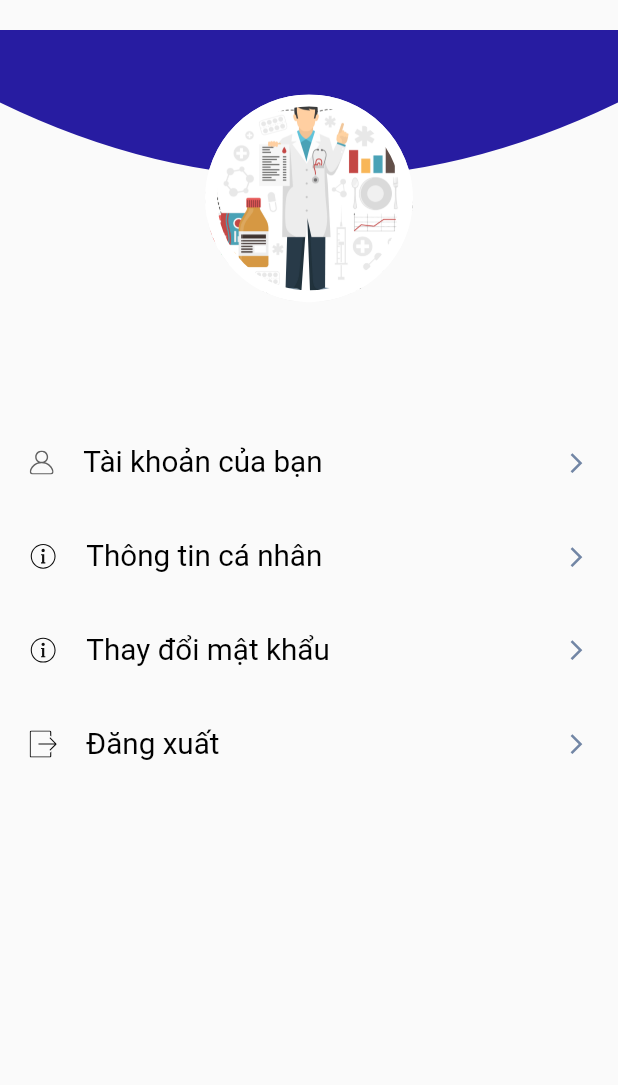
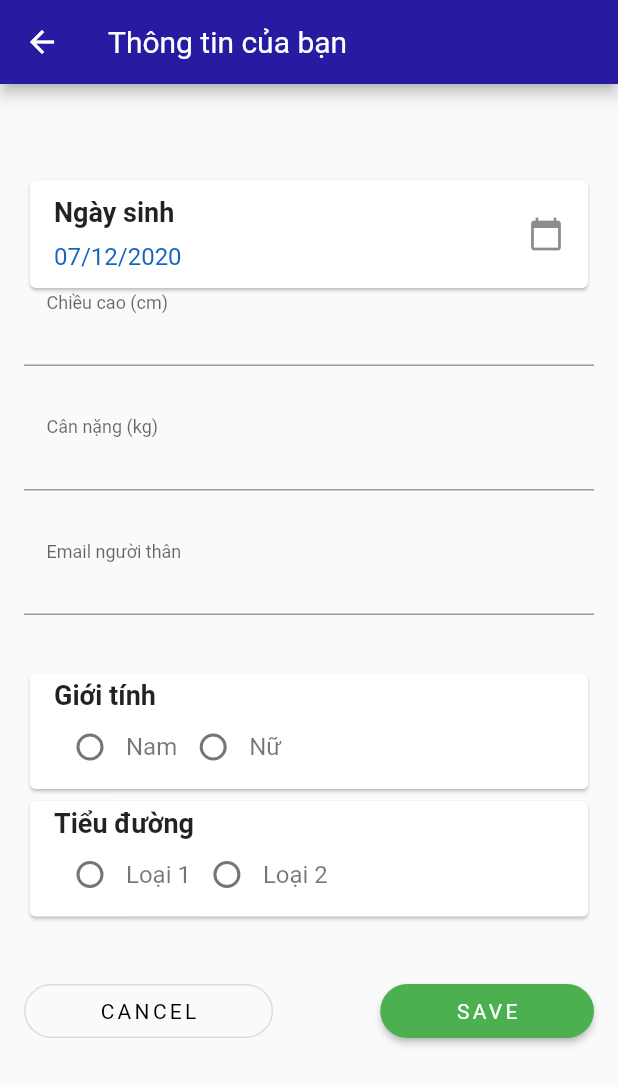
Before and after one commit to conghauto/App-Diabetes, a Flutter app: the MoreScreen screen opened by its route, after a tap on "Thông tin cá nhân", on a phone screen of 412 x 824 dp. Shown: the top 1085 px of the screen. Run offline on Flutter 3.47's test engine with Material 2 defaults, Android fonts, the phone set to English and light mode, and no system bars; our stand-ins replace charts_flutter, firebase_auth, firebase_core, firebase_storage, flutter_datetime_picker, flutter_local_notifications and 10 more; missing offline and left inert: flutter_facebook_login; accounts and stored records are empty; network calls fail; statements that could not run were skipped; project files that could hold a hidden picture were left out.

Commit message:
add update personal information

```diff
--- a/lib/models/info-user.dart
+++ b/lib/models/info-user.dart
@@ -1,12 +1,22 @@
 class InfoUserModel {
   final String id;
-  final String fullname;
-  InfoUserModel({this.id, this.fullname});
+  final DateTime birthday;
+  final String gender;
+  final String height;
+  final String weight;
+  final String typeDiabete;
+  final String emailRelative;
+  InfoUserModel({this.id, this.birthday, this.gender, this.height, this.weight, this.typeDiabete, this.emailRelative});
 
   factory InfoUserModel.fromJson(Map<String, dynamic> json) {
     return InfoUserModel(
-      id: json['id'],
-      fullname: json['fullname'].toString(),
+      id: json['id'].toString(),
+      birthday: DateTime.parse(json['birthday'].toString()),
+      gender: json['gender'].toString(),
+      height: json['height'].toString(),
+      weight: json['weight'].toString(),
+      typeDiabete: json['typeDiabete'].toString(),
+      emailRelative: json['emailRelative'].toString(),
     );
   }
 }
--- a/lib/routes.dart
+++ b/lib/routes.dart
@@ -13,6 +13,7 @@ import 'package:diabetesapp/screens/glucose/log_screens/update_weight.dart';
 import 'package:diabetesapp/screens/home/home_screen.dart';
 import 'package:diabetesapp/screens/info_personal/info_person_sreeen.dart';
 import 'package:diabetesapp/screens/more/components/update_infor_screen.dart';
+import 'package:diabetesapp/screens/more/components/update_personal_infor.dart';
 import 'package:diabetesapp/screens/plan/components/add_event.dart';
 import 'package:diabetesapp/screens/more/more_screen.dart';
 import 'package:diabetesapp/screens/plan/plan_screen.dart';
@@ -41,5 +42,6 @@ final Map<String, WidgetBuilder> routes= {
   UpdateCarbs.routeName: (context) => UpdateCarbs(),
   UpdateExercise.routeName: (context) => UpdateExercise(),
   RecipeFood.routeName: (context) => RecipeFood(),
-  SportDetail.routeName: (context) => SportDetail()
+  SportDetail.routeName: (context) => SportDetail(),
+  EditPersonalInfo.routeName: (context) => EditPersonalInfo()
 };
--- a/lib/screens/more/components/body.dart
+++ b/lib/screens/more/components/body.dart
@@ -2,6 +2,7 @@ import 'dart:convert';
 
 import 'package:diabetesapp/constants.dart';
 import 'package:diabetesapp/screens/more/components/update_infor_screen.dart';
+import 'package:diabetesapp/screens/more/components/update_personal_infor.dart';
 import 'package:diabetesapp/screens/sign_in/sign_in_screen.dart';
 import 'package:diabetesapp/user_current.dart';
 import 'package:flutter/material.dart';
@@ -79,7 +80,11 @@ class _BodyState extends State<Body> {
           MenuItem(
             iconSrc: "assets/icons/info.svg",
             title: "Thông tin cá nhân",
-            press: () {},
+            press: () async{
+              AccountModel result = await Navigator.push(context, MaterialPageRoute(
+                  builder: (context) => EditPersonalInfo()
+              ));
+            },
           ),
           MenuItem(
             iconSrc: "assets/icons/info.svg",
--- a/lib/screens/more/components/update_infor_screen.dart
+++ b/lib/screens/more/components/update_infor_screen.dart
@@ -108,7 +108,7 @@ class _EditProfilePageState extends State<EditProfilePage> {
     return Scaffold(
       appBar: AppBar(
         backgroundColor: kPrimaryColor,
-        title: Text("Thông tin của bạn"),
+        title: Text("Thông tin tài khoản"),
       ),
       body: Container(
         padding: EdgeInsets.only(left: 16, top: 25, right: 16),
@@ -304,7 +304,7 @@ class _EditProfilePageState extends State<EditProfilePage> {
         },
         decoration: InputDecoration(
             contentPadding: EdgeInsets.only(bottom: 3, left: 15),
-            labelText: "Full Name",
+            labelText: "Họ tên",
             floatingLabelBehavior: FloatingLabelBehavior.always,
             hintStyle: TextStyle(
               fontSize: 18,
@@ -341,7 +341,7 @@ class _EditProfilePageState extends State<EditProfilePage> {
         controller: _phone,
         decoration: InputDecoration(
             contentPadding: EdgeInsets.only(bottom: 3, left: 15),
-            labelText: "Phone",
+            labelText: "Số điện thoại",
             floatingLabelBehavior: FloatingLabelBehavior.always,
             hintStyle: TextStyle(
               fontSize: 18,
--- /dev/null
+++ b/lib/screens/more/components/update_personal_infor.dart
@@ -0,0 +1,461 @@
+import 'dart:convert';
+import 'dart:io';
+
+import 'package:diabetesapp/components/form_error.dart';
+import 'package:diabetesapp/models/info-user.dart';
+import 'package:diabetesapp/user_current.dart';
+import 'package:flutter/material.dart';
+import 'package:flutter_datetime_picker/flutter_datetime_picker.dart';
+import 'package:fluttertoast/fluttertoast.dart';
+import 'package:http/http.dart' as http;
+import 'package:intl/intl.dart';
+import 'package:shared_preferences/shared_preferences.dart';
+import '../../../constants.dart';
+
+class EditPersonalInfo extends StatefulWidget {
+  static String routeName = "/update_personal_info";
+  @override
+  _EditPersonalInfoState createState() => _EditPersonalInfoState();
+}
+
+class _EditPersonalInfoState extends State<EditPersonalInfo> {
+  DateTime birthday = DateTime.now();
+  int _gender;
+  TextEditingController _height;
+  TextEditingController _weight;
+  int _typeDiabete;
+  TextEditingController _emailRelative;
+  final List<String> errors = [];
+  final _formKey = GlobalKey<FormState>();
+
+  @override
+  void initState() {
+    fetchUser();
+  }
+  void setTypeDiabetes(int value) {
+    setState(() {
+      _typeDiabete = value;
+    });
+  }
+  void setValueGender(int value) {
+    setState(() {
+      _gender = value;
+    });
+  }
+  void addError({String error}){
+    if(!errors.contains(error))
+      setState(() {
+        errors.add((error));
+      });
+  }
+
+  void removeError({String error}){
+    if (errors.contains(error))
+      setState(() {
+        errors.remove(error);
+      });
+  }
+  void fetchUser() async {
+
+    String url = ip + "/api/getInfoUser.php";
+    var response = await http.post(url, body: {
+      'userID': UserCurrent.userID.toString(),
+    });
+
+    if (response.statusCode == 200) {
+      final items = json.decode(response.body).cast<Map<String, dynamic>>();
+      InfoUserModel inforAccount = InfoUserModel.fromJson(items[0]);
+      await setInfor(inforAccount);
+    } else {
+      throw Exception('Failed to load data.');
+    }
+  }
+  void setInfor(InfoUserModel inforAccount){
+    setState(() {
+      birthday = inforAccount.birthday;
+      _gender = int.tryParse(inforAccount.gender);
+      _height = TextEditingController(text: inforAccount.height);
+      _weight = TextEditingController(text: inforAccount.weight);
+      _typeDiabete = int.tryParse(inforAccount.typeDiabete);
+      _emailRelative = TextEditingController(text: inforAccount.emailRelative);
+    });
+  }
+  void updateInfor() async {
+    var url = ip + "/api/updatePersonalInfo.php";
+    final response = await http.post(url, body: {
+      "userID": UserCurrent.userID.toString(),
+      "birthday": birthday.toString(),
+      "gender": _gender.toString(),
+      "height": _height.text,
+      "weight": _weight.text,
+      "typeDiabete": _typeDiabete.toString(),
+      "emailRelative": _emailRelative.text
+    });
+
+    var data = json.decode(response.body);
+    print(data);
+    if(data != "Success"){
+      Fluttertoast.showToast(
+          msg: "Đã xáy ra lỗi",
+          toastLength: Toast.LENGTH_SHORT,
+          gravity: ToastGravity.CENTER,
+          timeInSecForIosWeb: 1,
+          backgroundColor: Colors.red,
+          textColor: Colors.white,
+          fontSize: 16.0
+      );
+    } else {
+      Fluttertoast.showToast(
+          msg: "Cập nhật thông tin thành công",
+          toastLength: Toast.LENGTH_SHORT,
+          gravity: ToastGravity.CENTER,
+          timeInSecForIosWeb: 1,
+          backgroundColor: Colors.blue[900],
+          textColor: Colors.white,
+          fontSize: 16.0
+      );
+      Navigator.pop(context);
+    }
+  }
+  @override
+  Widget build(BuildContext context) {
+    return Scaffold(
+      appBar: AppBar(
+        backgroundColor: kPrimaryColor,
+        title: Text("Thông tin của bạn"),
+      ),
+      body: Container(
+        padding: EdgeInsets.only(left: 16, top: 25, right: 16),
+        child: GestureDetector(
+          onTap: () {
+            FocusScope.of(context).unfocus();
+          },
+          child: ListView(
+            children: [
+              SizedBox(
+                height: 35,
+              ),
+              Form(key: _formKey, child: Column(
+                children: [
+                  Card(
+                    child: ListTile(
+                      title: Text("Ngày sinh",
+                        style: new TextStyle(
+                          fontWeight: FontWeight.bold,
+                          fontSize: 18.0,
+                        ),
+                      ),
+                      subtitle: Padding(
+                        padding: const EdgeInsets.only(top:10.0),
+                        child: Text(
+                            DateFormat("dd/MM/yyyy").format(birthday),
+                            style: TextStyle(color: Colors.blue[800],
+                                fontFamily: 'Roboto',
+                                fontSize: 16)
+                        ),
+                      ),
+                      trailing: Icon(Icons.calendar_today),
+                      onTap: ()async{
+                        await DatePicker.showDatePicker(context,
+                            showTitleActions: true,
+                            minTime: DateTime(1950,1,1),
+                            maxTime: DateTime(2050,1,1),
+                            locale: LocaleType.vi,
+                            currentTime: birthday,
+                            onChanged: (date){
+
+                            },
+                            onConfirm: (date) {
+                              if (date.isAfter(DateTime.now())){
+                                Fluttertoast.showToast(
+                                    msg: "Ngày không hợp lệ",
+                                    toastLength: Toast.LENGTH_SHORT,
+                                    gravity: ToastGravity.CENTER,
+                                    timeInSecForIosWeb: 1,
+                                    backgroundColor: Colors.red,
+                                    textColor: Colors.white,
+                                    fontSize: 16.0
+                                );
+                              } else {
+                                setState(() {
+                                  birthday = date;
+                                });
+                              }
+                            }
+                        );
+                      },
+                    ),
+                  ),
+                  buildHeightFormField(),
+                  buildWeightFormField(),
+                  buildEmailFormField(),
+                  Card(
+                    child: Column(
+                      children: [
+                        new ListTile(
+                          title: Text( 'Giới tính',
+                            style: new TextStyle(
+                              fontWeight: FontWeight.bold,
+                              fontSize: 18.0,
+                            ),
+                          ),
+                          subtitle: Padding(
+                            padding: const EdgeInsets.only(left:0),
+                            child: Row(
+                              children: <Widget>[
+                                new Radio(
+                                  value: 1,
+                                  groupValue: _gender,
+                                  onChanged: (value) {
+                                    setState(() {
+                                      _gender = value;
+                                    });
+                                  },
+                                ),
+                                new Text(
+                                  'Nam',
+                                  style: new TextStyle(
+                                      fontSize: 16.0,
+                                      fontFamily: 'Roboto'
+                                  ),
+                                ),
+                                new Radio(
+                                  value: 2,
+                                  groupValue: _gender,
+                                  onChanged: (value) {
+                                    setState(() {
+                                      _gender = value;
+                                    });
+                                  },
+                                ),
+                                new Text(
+                                  'Nữ',
+                                  style: new TextStyle(
+                                    fontSize: 16.0,
+                                    fontFamily: 'Roboto',
+                                  ),
+                                ),
+                              ],
+                            ),
+                          ),
+                        ),
+                      ],
+                    ),
+                  ),
+                  Card(
+                    child: Column(
+                      children: [
+                        new ListTile(
+                          title: Text( 'Tiểu đường',
+                            style: new TextStyle(
+                              fontWeight: FontWeight.bold,
+                              fontSize: 18.0,
+                            ),
+                          ),
+                          subtitle: Padding(
+                            padding: const EdgeInsets.only(left:0),
+                            child: Row(
+                              children: <Widget>[
+                                new Radio(
+                                  value: 1,
+                                  groupValue: _typeDiabete,
+                                  onChanged: setTypeDiabetes,
+                                ),
+                                new Text(
+                                  'Loại 1',
+                                  style: new TextStyle(
+                                      fontSize: 16.0,
+                                      fontFamily: 'Roboto'
+                                  ),
+                                ),
+                                new Radio(
+                                  value: 2,
+                                  groupValue: _typeDiabete,
+                                  onChanged: setTypeDiabetes,
+                                ),
+                                new Text(
+                                  'Loại 2',
+                                  style: new TextStyle(
+                                    fontSize: 16.0,
+                                    fontFamily: 'Roboto',
+                                  ),
+                                ),
+                              ],
+                            ),
+                          ),
+                        ),
+                      ],
+                    ),
+                  ),
+                  FormError(errors: errors),
+                  SizedBox(
+                    height: 35,
+                  ),
+                  Row(
+                    mainAxisAlignment: MainAxisAlignment.spaceBetween,
+                    children: [
+                      OutlineButton(
+                        padding: EdgeInsets.symmetric(horizontal: 50),
+                        shape: RoundedRectangleBorder(
+                            borderRadius: BorderRadius.circular(20)),
+                        onPressed: () {
+                          Navigator.pop(context);
+                        },
+                        child: Text("CANCEL",
+                            style: TextStyle(
+                                fontSize: 14,
+                                letterSpacing: 2.2,
+                                color: Colors.black)),
+                      ),
+                      RaisedButton(
+                        onPressed: () async {
+                          if (_formKey.currentState.validate()) {
+                            _formKey.currentState.save();
+                            updateInfor();
+                          }
+                        },
+                        color: Colors.green,
+                        padding: EdgeInsets.symmetric(horizontal: 50),
+                        elevation: 2,
+                        shape: RoundedRectangleBorder(
+                            borderRadius: BorderRadius.circular(20)),
+                        child: Text(
+                          "SAVE",
+                          style: TextStyle(
+                              fontSize: 14,
+                              letterSpacing: 2.2,
+                              color: Colors.white),
+                        ),
+                      )
+                    ],
+                  )
+                ],
+              )
+              ),
+            ],
+          ),
+        ),
+      ),
+    );
+  }
+  Widget buildHeightFormField(){
+    return Padding(
+      padding: const EdgeInsets.only(bottom: 35.0),
+      child: TextFormField(
+        style: new TextStyle(
+          fontSize: 16.0,
+          fontFamily: 'Roboto',
+        ),
+        keyboardType: TextInputType.numberWithOptions(),
+        onChanged: (value) {
+          if (value.isNotEmpty){
+            removeError(error: kHeightNullError);
+          }
+          return null;
+        },
+        validator: (value){
+          try {
+            double result = double.tryParse(value);
+            if (result <= 0){
+              addError(error: kHeightNullError);
+              return "";
+            } else {
+              return null;
+            }
+          } catch (ex){
+            addError(error: kHeightNullError);
+            return "";
+          }
+        },
+        controller: _height,
+        decoration:  InputDecoration(
+            contentPadding: EdgeInsets.only(bottom: 3, left: 15),
+            labelText: "Chiều cao (cm)",
+            floatingLabelBehavior: FloatingLabelBehavior.always,
+            hintStyle: TextStyle(
+              fontSize: 18,
+              fontWeight: FontWeight.bold,
+              color: Colors.black,
+            )),
+      ),
+    );
+  }
+  Widget buildWeightFormField(){
+    return Padding(
+      padding: const EdgeInsets.only(bottom: 35.0),
+      child: TextFormField(
+        style: new TextStyle(
+          fontSize: 16.0,
+          fontFamily: 'Roboto',
+        ),
+        keyboardType: TextInputType.numberWithOptions(),
+        onChanged: (value) {
+          if (value.isNotEmpty){
+            removeError(error: kWeightNullError);
+          }
+          return null;
+        },
+        validator: (value){
+          try {
+            double result = double.tryParse(value);
+            if (result <= 0){
+              addError(error: kWeightNullError);
+              return "";
+            } else {
+              return null;
+            }
+          } catch (ex){
+            addError(error: kWeightNullError);
+            return "";
+          }
+        },
+        controller: _weight,
+        decoration:  InputDecoration(
+            contentPadding: EdgeInsets.only(bottom: 3, left: 15),
+            labelText: "Cân nặng (kg)",
+            floatingLabelBehavior: FloatingLabelBehavior.always,
+            hintStyle: TextStyle(
+              fontSize: 18,
+              fontWeight: FontWeight.bold,
+              color: Colors.black,
+            )),
+      )
+    );
+  }
+  Widget buildEmailFormField(){
+    return Padding(
+      padding: const EdgeInsets.only(bottom: 35.0),
+      child: TextFormField(
+        keyboardType: TextInputType.emailAddress,
+        onChanged: (value) {
+          if (value.isNotEmpty){
+            removeError(error: kEmailNullError);
+          }else if (emailValidatorRegExp.hasMatch(value)){
+            addError(error: kInvalidEmailError);
+          }
+          return null;
+        },
+        validator: (value){
+          if (value.isEmpty){
+            addError(error: kEmailNullError);
+            return "";
+          }else if (!emailValidatorRegExp.hasMatch(value)){
+            addError(error: kInvalidEmailError);
+            return "";
+          }
+          return null;
+        },
+        controller: _emailRelative,
+        decoration: InputDecoration(
+            contentPadding: EdgeInsets.only(bottom: 3, left: 15),
+            labelText: "Email người thân",
+            floatingLabelBehavior: FloatingLabelBehavior.always,
+            hintStyle: TextStyle(
+              fontSize: 18,
+              fontWeight: FontWeight.bold,
+              color: Colors.black,
+            )),
+      ),
+    );
+  }
+}
```
Also changed, not shown: lib/screens/chart/report_screen.dart (+20 -0 lines), 3 other files.
